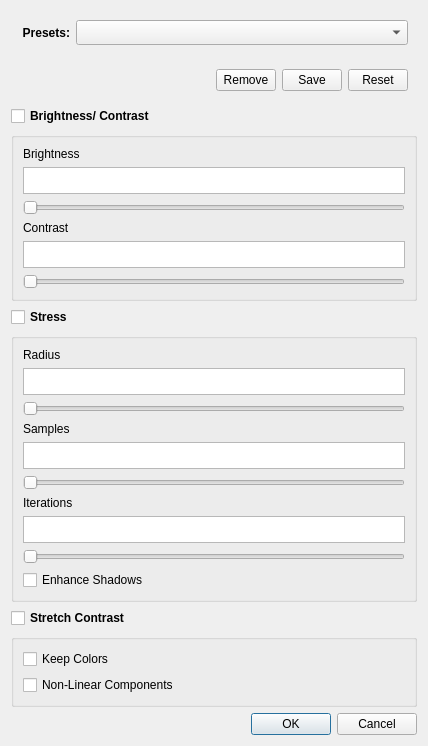
Old version of the form SIMP/ui/dialog_image_processing.ui in the repository iiSM4u/iiSM-SW_public.
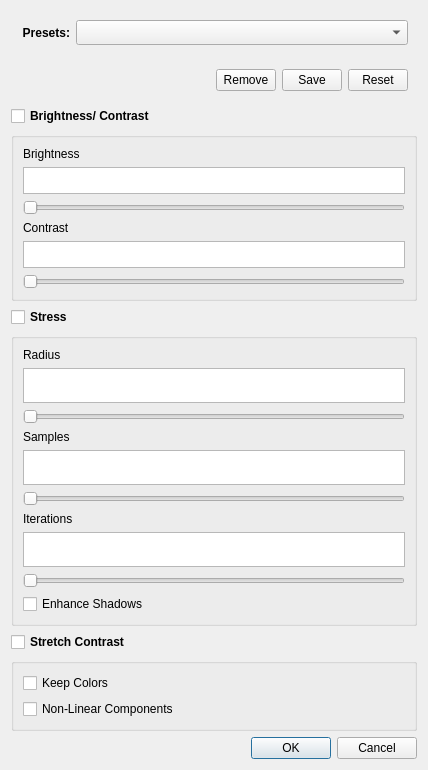
New version of the form. Custom widgets are drawn as their Qt base class.

What changed in the file:
```diff
--- a/SIMP/ui/dialog_image_processing.ui
+++ b/SIMP/ui/dialog_image_processing.ui
@@ -7,7 +7,7 @@
     <x>0</x>
     <y>0</y>
     <width>428</width>
-    <height>722</height>
+    <height>770</height>
    </rect>
   </property>
   <property name="windowTitle">
```
Left out of the diff: 2 changed lines with no effect on the pictures.
